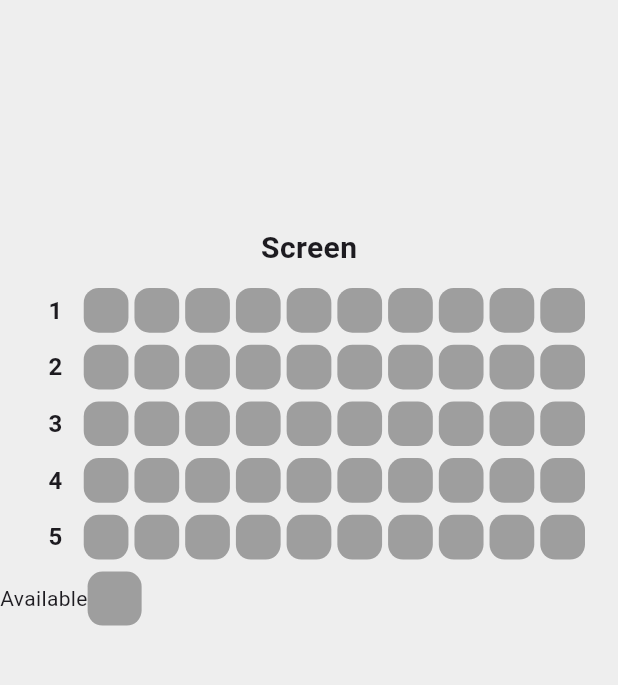
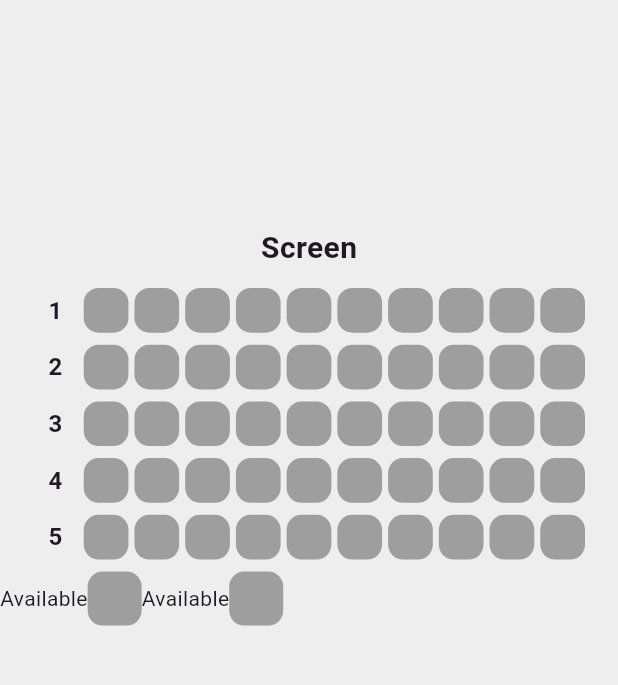
Before and after one commit to seoyeon-haru/flutter_seat_app, a Flutter app: the screen it shows after launch, on a phone screen of 412 x 824 dp, the part 84-769 px from its top. Run offline on Flutter 3.47's test engine with Material 3 defaults, Android fonts, the phone set to English and light mode, and no system bars.

Commit message:
Refactor into function for reuse

```diff
--- a/lib/seat_select_box.dart
+++ b/lib/seat_select_box.dart
@@ -27,7 +27,17 @@ class SeatSelectBox extends StatelessWidget {
           SizedBox(height: 8),
           Row(
             children: [
-              Row(
+              label(),
+              label(),
+            ],
+          ),
+        ],
+      ),
+    );
+  }
+
+  Row label() {
+    return Row(
               children: [
                 Text('Available'),
                 Container(
@@ -39,11 +49,6 @@ class SeatSelectBox extends StatelessWidget {
                   ),
                 )
               ],
-              )
-            ],
-          ),
-        ],
-      ),
             );
   }
 
```
Lines whose indentation alone changed are shown as unchanged.
